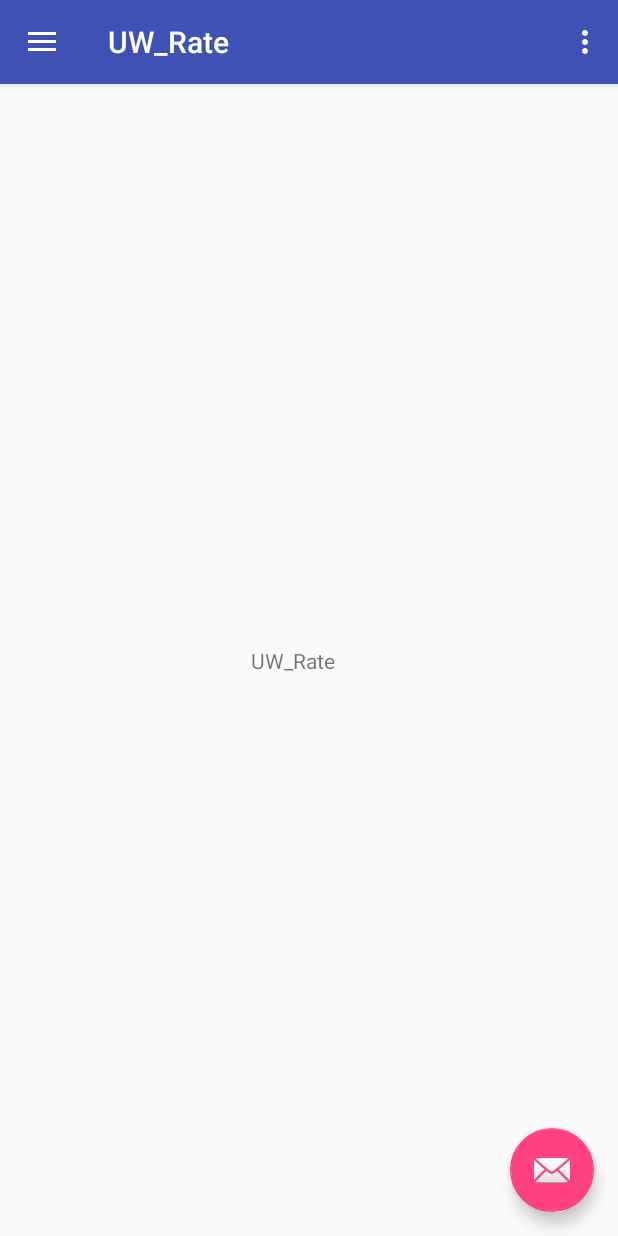
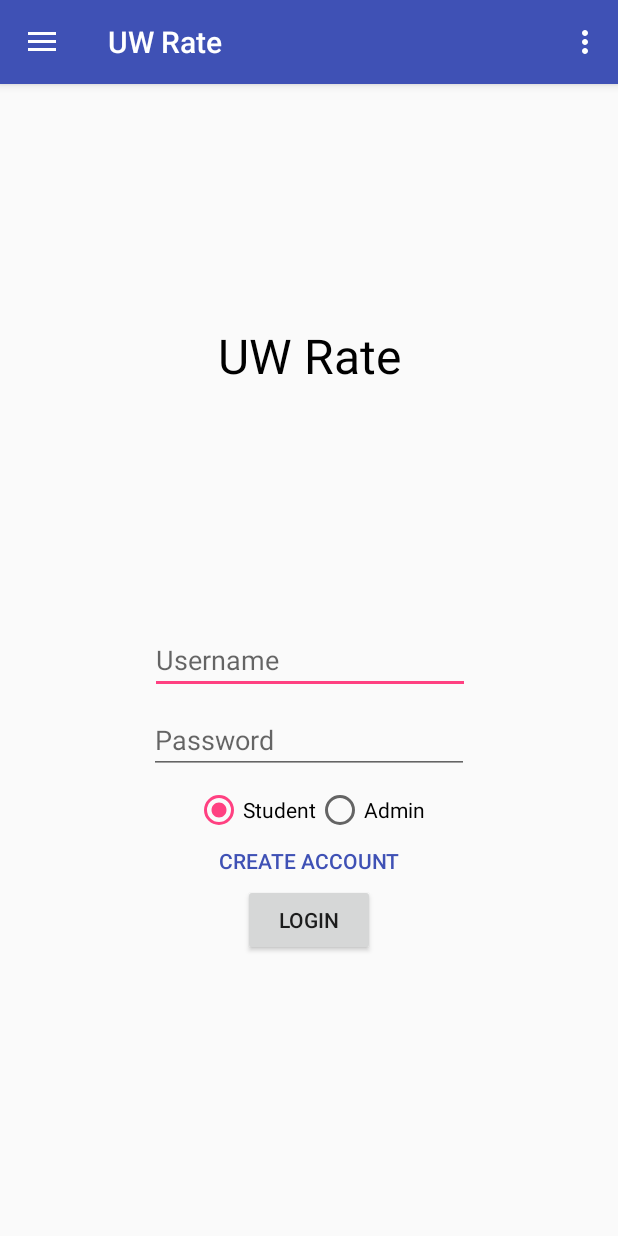
Before and after one commit to dmuffler/TCSS_445_App, an Android app: the screen it shows after launch (MainActivity), on a phone screen of 412 x 824 dp. Run offline under Robolectric (Android 15) with nearby library versions, the phone set to English and light mode, and no system bars.

Commit message:
Created the login and reg fragments. Building blocks of architecture defined.

```diff
--- a/UW_Rate/app/build.gradle
+++ b/UW_Rate/app/build.gradle
@@ -27,5 +27,6 @@ dependencies {
     compile 'com.android.support:appcompat-v7:26.+'
     compile 'com.android.support:design:26.+'
     compile 'com.android.support.constraint:constraint-layout:1.0.2'
+    compile 'com.android.support:support-v4:26.+'
     testCompile 'junit:junit:4.12'
 }
--- /dev/null
+++ b/UW_Rate/app/src/main/java/tcss445/uw/edu/uw_rate/LoginFragment.java
@@ -0,0 +1,103 @@
+package tcss445.uw.edu.uw_rate;
+
+import android.content.Context;
+import android.content.SharedPreferences;
+import android.os.Bundle;
+import android.support.v4.app.Fragment;
+import android.view.LayoutInflater;
+import android.view.View;
+import android.view.ViewGroup;
+import android.widget.Button;
+import android.widget.EditText;
+import android.widget.RadioButton;
+
+
+/**
+ * A simple {@link Fragment} subclass.
+ * Activities that contain this fragment must implement the
+ * {@link LoginFragment.LoginFragmentInteractionListener} interface
+ * to handle interaction events.
+ */
+public class LoginFragment extends Fragment implements View.OnClickListener {
+
+    private LoginFragmentInteractionListener mListener;
+    private EditText mUsername;
+    private EditText mPassword;
+    private RadioButton mStudentRadio;
+    private RadioButton mAdminRadio;
+
+    public LoginFragment() {
+        // Required empty public constructor
+    }
+
+
+    @Override
+    public View onCreateView(LayoutInflater inflater, ViewGroup container,
+                             Bundle savedInstanceState) {
+        // Inflate the layout for this fragment
+        View v = inflater.inflate(R.layout.fragment_login, container, false);
+
+        mUsername = (EditText) v.findViewById(R.id.usernameField);
+        mPassword = (EditText) v.findViewById(R.id.passwordLogField);
+        mStudentRadio = (RadioButton) v.findViewById(R.id.studentRadioLoginButton);
+        mAdminRadio = (RadioButton) v.findViewById(R.id.adminRadioLoginButton);
+
+        mStudentRadio.setChecked(true);
+
+        Button loginButton = (Button) v.findViewById(R.id.loginButton);
+        loginButton.setOnClickListener(this);
+        Button registerButton = (Button) v.findViewById(R.id.createButton);
+        registerButton.setOnClickListener(this);
+
+        return v;
+    }
+
+    @Override
+    public void onAttach(Context context) {
+        super.onAttach(context);
+        if (context instanceof LoginFragmentInteractionListener) {
+            mListener = (LoginFragmentInteractionListener) context;
+        } else {
+            throw new RuntimeException(context.toString()
+                    + " must implement OnFragmentInteractionListener");
+        }
+    }
+
+    @Override
+    public void onDetach() {
+        super.onDetach();
+        mListener = null;
+    }
+
+    @Override
+    public void onClick(View view) {
+        int radioCheck;
+        if (mStudentRadio.isChecked()) {
+            radioCheck = 0;
+        } else {
+            radioCheck = 1;
+        }
+        switch (view.getId()) {
+            case R.id.createButton:
+                mListener.loginFragmentInteraction("RegisterFrag", radioCheck);
+                break;
+            case R.id.loginButton:
+                mListener.loginFragmentInteraction("SearchFrag", radioCheck);
+                break;
+        }
+    }
+
+    /**
+     * This interface must be implemented by activities that contain this
+     * fragment to allow an interaction in this fragment to be communicated
+     * to the activity and potentially other fragments contained in that
+     * activity.
+     * <p>
+     * See the Android Training lesson <a href=
+     * "http://developer.android.com/training/basics/fragments/communicating.html"
+     * >Communicating with Other Fragments</a> for more information.
+     */
+    public interface LoginFragmentInteractionListener {
+        void loginFragmentInteraction(String theFragString, int theRadioCheck);
+    }
+}
--- a/UW_Rate/app/src/main/java/tcss445/uw/edu/uw_rate/MainActivity.java
+++ b/UW_Rate/app/src/main/java/tcss445/uw/edu/uw_rate/MainActivity.java
@@ -1,20 +1,23 @@
 package tcss445.uw.edu.uw_rate;
 
 import android.os.Bundle;
-import android.support.design.widget.FloatingActionButton;
-import android.support.design.widget.Snackbar;
-import android.view.View;
 import android.support.design.widget.NavigationView;
+import android.support.v4.app.Fragment;
+import android.support.v4.app.FragmentManager;
+import android.support.v4.app.FragmentTransaction;
 import android.support.v4.view.GravityCompat;
 import android.support.v4.widget.DrawerLayout;
 import android.support.v7.app.ActionBarDrawerToggle;
 import android.support.v7.app.AppCompatActivity;
 import android.support.v7.widget.Toolbar;
+import android.util.Log;
 import android.view.Menu;
 import android.view.MenuItem;
 
 public class MainActivity extends AppCompatActivity
-        implements NavigationView.OnNavigationItemSelectedListener {
+        implements NavigationView.OnNavigationItemSelectedListener,
+        LoginFragment.LoginFragmentInteractionListener,
+        RegisterFragment.RegisterFragmentInteractionListener {
 
     @Override
     protected void onCreate(Bundle savedInstanceState) {
@@ -22,15 +25,6 @@ public class MainActivity extends AppCompatActivity
         setContentView(R.layout.activity_main);
         Toolbar toolbar = (Toolbar) findViewById(R.id.toolbar);
         setSupportActionBar(toolbar);
-
-        FloatingActionButton fab = (FloatingActionButton) findViewById(R.id.fab);
-        fab.setOnClickListener(new View.OnClickListener() {
-            @Override
-            public void onClick(View view) {
-                Snackbar.make(view, "Replace with your own action", Snackbar.LENGTH_LONG)
-                        .setAction("Action", null).show();
-            }
-        });
 
         DrawerLayout drawer = (DrawerLayout) findViewById(R.id.drawer_layout);
         ActionBarDrawerToggle toggle = new ActionBarDrawerToggle(
@@ -40,6 +34,11 @@ public class MainActivity extends AppCompatActivity
 
         NavigationView navigationView = (NavigationView) findViewById(R.id.nav_view);
         navigationView.setNavigationItemSelectedListener(this);
+
+        getSupportFragmentManager().beginTransaction().add(R.id.main_container,
+                new LoginFragment(),
+                "Login")
+                .commit();
     }
 
     @Override
@@ -98,4 +97,32 @@ public class MainActivity extends AppCompatActivity
         drawer.closeDrawer(GravityCompat.START);
         return true;
     }
+
+    @Override
+    public void loginFragmentInteraction(String theFragString, int theRadioCheck) {
+        switch (theFragString) {
+            case "RegisterFrag":
+                Bundle bundle = new Bundle();
+                bundle.putInt(getString(R.string.boo_key), theRadioCheck);
+                Fragment frag = new RegisterFragment();
+                frag.setArguments(bundle);
+                switchFrag(frag, theFragString);
+                break;
+            case "SearchFrag":
+                //switchFrag(new SearchFrag(), theFragString);
+                break;
+        }
+    }
+
+    private void switchFrag(Fragment theFrag, String theFragString) {
+        FragmentTransaction transaction = getSupportFragmentManager().beginTransaction()
+                .replace(R.id.main_container, theFrag, theFragString)
+                .addToBackStack(theFragString);
+        transaction.commit();
+    }
+
+    @Override
+    public void registerFragmentInteraction(String theFragString) {
+
+    }
 }
--- a/UW_Rate/app/src/main/res/layout/app_bar_main.xml
+++ b/UW_Rate/app/src/main/res/layout/app_bar_main.xml
@@ -22,12 +22,4 @@
 
     <include layout="@layout/content_main" />
 
-    <android.support.design.widget.FloatingActionButton
-        android:id="@+id/fab"
-        android:layout_width="wrap_content"
-        android:layout_height="wrap_content"
-        android:layout_gravity="bottom|end"
-        android:layout_margin="@dimen/fab_margin"
-        app:srcCompat="@android:drawable/ic_dialog_email" />
-
 </android.support.design.widget.CoordinatorLayout>
--- a/UW_Rate/app/src/main/res/layout/content_main.xml
+++ b/UW_Rate/app/src/main/res/layout/content_main.xml
@@ -1,20 +1,12 @@
 <?xml version="1.0" encoding="utf-8"?>
-<android.support.constraint.ConstraintLayout xmlns:android="http://schemas.android.com/apk/res/android"
+<FrameLayout
+    xmlns:android="http://schemas.android.com/apk/res/android"
     xmlns:app="http://schemas.android.com/apk/res-auto"
     xmlns:tools="http://schemas.android.com/tools"
+    android:id="@+id/main_container"
     android:layout_width="match_parent"
     android:layout_height="match_parent"
     app:layout_behavior="@string/appbar_scrolling_view_behavior"
     tools:context="tcss445.uw.edu.uw_rate.MainActivity"
     tools:showIn="@layout/app_bar_main">
-
-    <TextView
-        android:layout_width="77dp"
-        android:layout_height="19dp"
-        android:text="UW_Rate"
-        app:layout_constraintBottom_toBottomOf="parent"
-        app:layout_constraintLeft_toLeftOf="parent"
-        app:layout_constraintRight_toRightOf="parent"
-        app:layout_constraintTop_toTopOf="parent" />
-
-</android.support.constraint.ConstraintLayout>
+</FrameLayout>
--- /dev/null
+++ b/UW_Rate/app/src/main/res/layout/fragment_login.xml
@@ -0,0 +1,97 @@
+<FrameLayout xmlns:android="http://schemas.android.com/apk/res/android"
+    xmlns:app="http://schemas.android.com/apk/res-auto"
+    xmlns:tools="http://schemas.android.com/tools"
+    android:layout_width="match_parent"
+    android:layout_height="match_parent"
+    tools:context="tcss445.uw.edu.uw_rate.LoginFragment">
+
+    <android.support.constraint.ConstraintLayout
+        android:layout_width="match_parent"
+        android:layout_height="match_parent">
+
+        <TextView
+            android:id="@+id/appNameView"
+            android:layout_width="wrap_content"
+            android:layout_height="wrap_content"
+            android:text="@string/app_name"
+            android:textColor="@android:color/black"
+            android:textSize="32sp"
+            app:layout_constraintLeft_toLeftOf="parent"
+            app:layout_constraintRight_toRightOf="parent"
+            app:layout_constraintTop_toTopOf="parent"
+            app:layout_constraintBottom_toTopOf="@+id/usernameField" />
+
+        <EditText
+            android:id="@+id/usernameField"
+            android:layout_width="wrap_content"
+            android:layout_height="wrap_content"
+            android:ems="10"
+            android:hint="@string/username_string"
+            android:inputType="textPersonName"
+            app:layout_constraintLeft_toLeftOf="parent"
+            app:layout_constraintRight_toRightOf="parent"
+            app:layout_constraintHorizontal_bias="0.502"
+            app:layout_constraintBottom_toBottomOf="parent"
+            app:layout_constraintTop_toTopOf="parent" />
+
+        <RadioGroup
+            android:layout_width="wrap_content"
+            android:layout_height="wrap_content"
+            android:orientation="horizontal"
+            app:layout_constraintLeft_toLeftOf="parent"
+            app:layout_constraintRight_toRightOf="parent"
+            app:layout_constraintHorizontal_bias="0.502"
+            android:id="@+id/radioGroup"
+            android:layout_marginTop="8dp"
+            app:layout_constraintTop_toBottomOf="@+id/passwordLogField">
+
+            <RadioButton
+                android:id="@+id/studentRadioLoginButton"
+                android:layout_width="wrap_content"
+                android:layout_height="wrap_content"
+                android:layout_weight="1"
+                android:text="@string/student_string" />
+
+            <RadioButton
+                android:id="@+id/adminRadioLoginButton"
+                android:layout_width="wrap_content"
+                android:layout_height="wrap_content"
+                android:layout_weight="1"
+                android:text="@string/admin_string" />
+        </RadioGroup>
+
+        <Button
+            android:id="@+id/loginButton"
+            android:layout_width="wrap_content"
+            android:layout_height="wrap_content"
+            android:layout_marginTop="8dp"
+            android:text="@string/login_string"
+            app:layout_constraintLeft_toLeftOf="parent"
+            app:layout_constraintRight_toRightOf="parent"
+            app:layout_constraintTop_toBottomOf="@+id/createButton" />
+
+        <Button
+            android:id="@+id/createButton"
+            android:layout_width="165dp"
+            android:layout_height="17dp"
+            android:layout_marginTop="8dp"
+            android:background="@android:color/transparent"
+            android:text="@string/create_account_string"
+            android:textColor="@color/colorPrimary"
+            app:layout_constraintLeft_toLeftOf="parent"
+            app:layout_constraintRight_toRightOf="parent"
+            app:layout_constraintTop_toBottomOf="@+id/radioGroup" />
+
+        <EditText
+            android:id="@+id/passwordLogField"
+            android:layout_width="wrap_content"
+            android:layout_height="wrap_content"
+            android:layout_marginTop="8dp"
+            android:ems="10"
+            android:hint="@string/password_string"
+            android:inputType="textPassword"
+            app:layout_constraintLeft_toLeftOf="parent"
+            app:layout_constraintRight_toRightOf="parent"
+            app:layout_constraintTop_toBottomOf="@+id/usernameField" />
+    </android.support.constraint.ConstraintLayout>
+</FrameLayout>
--- a/UW_Rate/app/src/main/res/values/colors.xml
+++ b/UW_Rate/app/src/main/res/values/colors.xml
@@ -1,6 +1,6 @@
 <?xml version="1.0" encoding="utf-8"?>
 <resources>
-    <color name="colorPrimary">#3F51B5</color>
+    <color name="colorPrimary">#3f51b5</color>
     <color name="colorPrimaryDark">#303F9F</color>
     <color name="colorAccent">#FF4081</color>
 </resources>
--- a/UW_Rate/app/src/main/res/values/strings.xml
+++ b/UW_Rate/app/src/main/res/values/strings.xml
@@ -1,8 +1,22 @@
 <resources>
-    <string name="app_name">UW_Rate</string>
+    <string name="app_name">UW Rate</string>
 
     <string name="navigation_drawer_open">Open navigation drawer</string>
     <string name="navigation_drawer_close">Close navigation drawer</string>
 
     <string name="action_settings">Settings</string>
+    <string name="username_string">Username</string>
+    <string name="password_string">Password</string>
+    <string name="student_string">Student</string>
+    <string name="admin_string">Admin</string>
+    <string name="create_account_string">Create Account</string>
+    <string name="login_string">Login</string>
+    <string name="first_name_string">First Name</string>
+    <string name="last_name_string">Last Name</string>
+    <string name="email_string">Email</string>
+    <string name="gender_string">Gender</string>
+    <string name="register_string">Register</string>
+    <string name="boo_key">boo key</string>
+
+
 </resources>
```
Also changed, not shown: UW_Rate/app/src/main/java/tcss445/uw/edu/uw_rate/RegisterFragment.java (added, +97 -0 lines), UW_Rate/app/src/main/res/layout/fragment_register.xml (added, +117 -0 lines).
